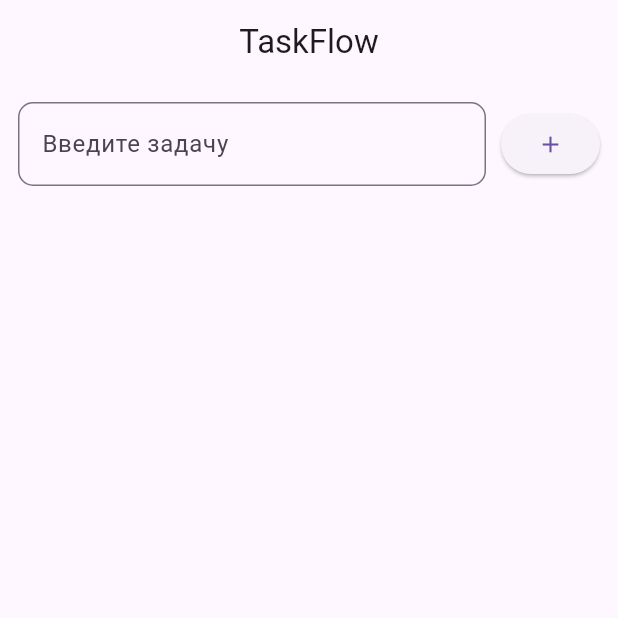
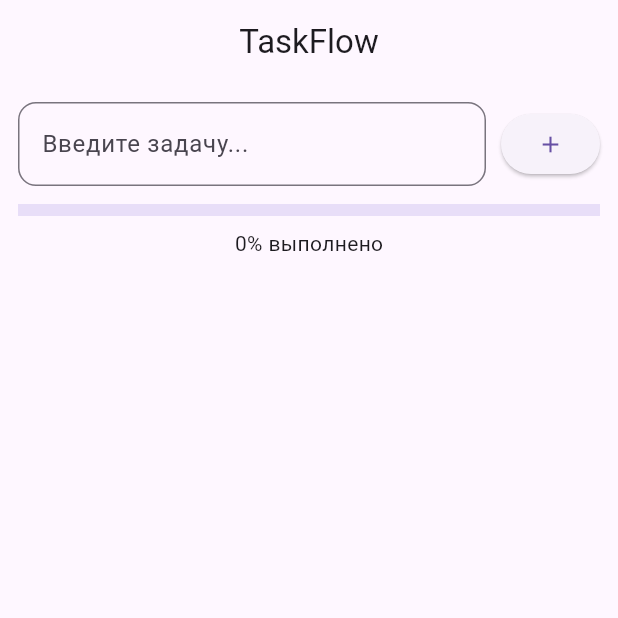
Before and after one commit to Asanali33/tot17, a Flutter app: the screen it shows after launch, on a phone screen of 412 x 824 dp, the top half of it. Run offline on Flutter 3.47's test engine with Material 3 defaults, Android fonts, the phone set to English and light mode, and no system bars.

Commit message:
first commit

```diff
--- a/lib/main.dart
+++ b/lib/main.dart
@@ -1,4 +1,5 @@
 import 'package:flutter/material.dart';
+import 'screens/home_screen.dart';
 
 void main() {
   runApp(const TaskFlowApp());
@@ -12,100 +13,8 @@ class TaskFlowApp extends StatelessWidget {
     return MaterialApp(
       title: 'TaskFlow',
       debugShowCheckedModeBanner: false,
-      theme: ThemeData(
-        primarySwatch: Colors.indigo,
-      ),
+      theme: ThemeData(primarySwatch: Colors.indigo),
       home: const HomeScreen(),
     );
   }
 }
-
-class HomeScreen extends StatefulWidget {
-  const HomeScreen({super.key});
-
-  @override
-  State<HomeScreen> createState() => _HomeScreenState();
-}
-
-class _HomeScreenState extends State<HomeScreen> {
-
-  List<String> tasks = [];
-  TextEditingController controller = TextEditingController();
-
-  void addTask() {
-    if (controller.text.isEmpty) return;
-
-    setState(() {
-      tasks.add(controller.text);
-      controller.clear();
-    });
-  }
-
-  void deleteTask(int index) {
-    setState(() {
-      tasks.removeAt(index);
-    });
-  }
-
-  @override
-  Widget build(BuildContext context) {
-    return Scaffold(
-      appBar: AppBar(
-        title: const Text("TaskFlow"),
-        centerTitle: true,
-      ),
-      body: Column(
-        children: [
-
-          Padding(
-            padding: const EdgeInsets.all(12),
-            child: Row(
-              children: [
-
-                Expanded(
-                  child: TextField(
-                    controller: controller,
-                    decoration: InputDecoration(
-                      hintText: "Введите задачу",
-                      border: OutlineInputBorder(
-                        borderRadius: BorderRadius.circular(10),
-                      ),
-                    ),
-                  ),
-                ),
-
-                const SizedBox(width: 10),
-
-                ElevatedButton(
-                  onPressed: addTask,
-                  child: const Icon(Icons.add),
-                )
-
-              ],
-            ),
-          ),
-
-          Expanded(
-            child: ListView.builder(
-              itemCount: tasks.length,
-              itemBuilder: (context, index) {
-                return Card(
-                  margin: const EdgeInsets.symmetric(
-                      horizontal: 12, vertical: 6),
-                  child: ListTile(
-                    title: Text(tasks[index]),
-                    trailing: IconButton(
-                      icon: const Icon(Icons.delete, color: Colors.red),
-                      onPressed: () => deleteTask(index),
-                    ),
-                  ),
-                );
-              },
-            ),
-          )
-
-        ],
-      ),
-    );
-  }
-}
--- /dev/null
+++ b/lib/models/task.dart
@@ -0,0 +1,6 @@
+class Task {
+  String title;
+  bool isDone;
+
+  Task({required this.title, this.isDone = false});
+}
--- /dev/null
+++ b/lib/screens/home_screen.dart
@@ -0,0 +1,120 @@
+import 'package:flutter/material.dart';
+import '../services/task_service.dart';
+import '../widgets/task_tile.dart';
+
+class HomeScreen extends StatefulWidget {
+  const HomeScreen({Key? key}) : super(key: key);
+
+  @override
+  State<HomeScreen> createState() => _HomeScreenState();
+}
+
+class _HomeScreenState extends State<HomeScreen> {
+  TaskService taskService = TaskService();
+  TextEditingController controller = TextEditingController();
+
+  void addTask() {
+    if (controller.text.isEmpty) return;
+
+    setState(() {
+      taskService.addTask(controller.text);
+      controller.clear();
+    });
+  }
+
+  double getProgress() {
+    if (taskService.tasks.isEmpty) return 0;
+    int completed = taskService.tasks.where((t) => t.isDone).length;
+    return completed / taskService.tasks.length;
+  }
+
+  @override
+  Widget build(BuildContext context) {
+    return Scaffold(
+      appBar: AppBar(
+        title: Text("TaskFlow"),
+        centerTitle: true,
+      ),
+      body: Column(
+        children: [
+          Padding(
+            padding: EdgeInsets.all(12),
+            child: Row(
+              children: [
+                Expanded(
+                  child: TextField(
+                    controller: controller,
+                    decoration: InputDecoration(
+                      hintText: "Введите задачу...",
+                      border: OutlineInputBorder(
+                        borderRadius: BorderRadius.circular(12),
+                      ),
+                    ),
+                  ),
+                ),
+                SizedBox(width: 10),
+                ElevatedButton(
+                  onPressed: addTask,
+                  child: Icon(Icons.add),
+                )
+              ],
+            ),
+          ),
+          Padding(
+            padding: EdgeInsets.symmetric(horizontal: 12),
+            child: Column(
+              children: [
+                LinearProgressIndicator(
+                  value: getProgress(),
+                  minHeight: 8,
+                ),
+                SizedBox(height: 8),
+                Text(
+                  '${(getProgress() * 100).toStringAsFixed(0)}% выполнено',
+                  style: TextStyle(fontSize: 14),
+                ),
+              ],
+            ),
+          ),
+          Expanded(
+            child: ListView.builder(
+              itemCount: taskService.tasks.length,
+              itemBuilder: (context, index) {
+                var task = taskService.tasks[index];
+
+                return Dismissible(
+                  key: Key(task.title + index.toString()),
+                  direction: DismissDirection.endToStart,
+                  onDismissed: (direction) {
+                    setState(() {
+                      taskService.deleteTask(index);
+                    });
+                  },
+                  background: Container(
+                    color: Colors.red,
+                    alignment: Alignment.centerRight,
+                    padding: EdgeInsets.only(right: 20),
+                    child: Icon(Icons.delete, color: Colors.white),
+                  ),
+                  child: TaskTile(
+                    task: task,
+                    onTap: () {
+                      setState(() {
+                        taskService.toggleTask(index);
+                      });
+                    },
+                    onDelete: () {
+                      setState(() {
+                        taskService.deleteTask(index);
+                      });
+                    },
+                  ),
+                );
+              },
+            ),
+          ),
+        ],
+      ),
+    );
+  }
+}
--- /dev/null
+++ b/lib/services/task_service.dart
@@ -0,0 +1,17 @@
+import '../models/task.dart';
+
+class TaskService {
+  List<Task> tasks = [];
+
+  void addTask(String title) {
+    tasks.add(Task(title: title));
+  }
+
+  void toggleTask(int index) {
+    tasks[index].isDone = !tasks[index].isDone;
+  }
+
+  void deleteTask(int index) {
+    tasks.removeAt(index);
+  }
+}
```
Also changed, not shown: lib/widgets/task_tile.dart (added, +42 -0 lines).
